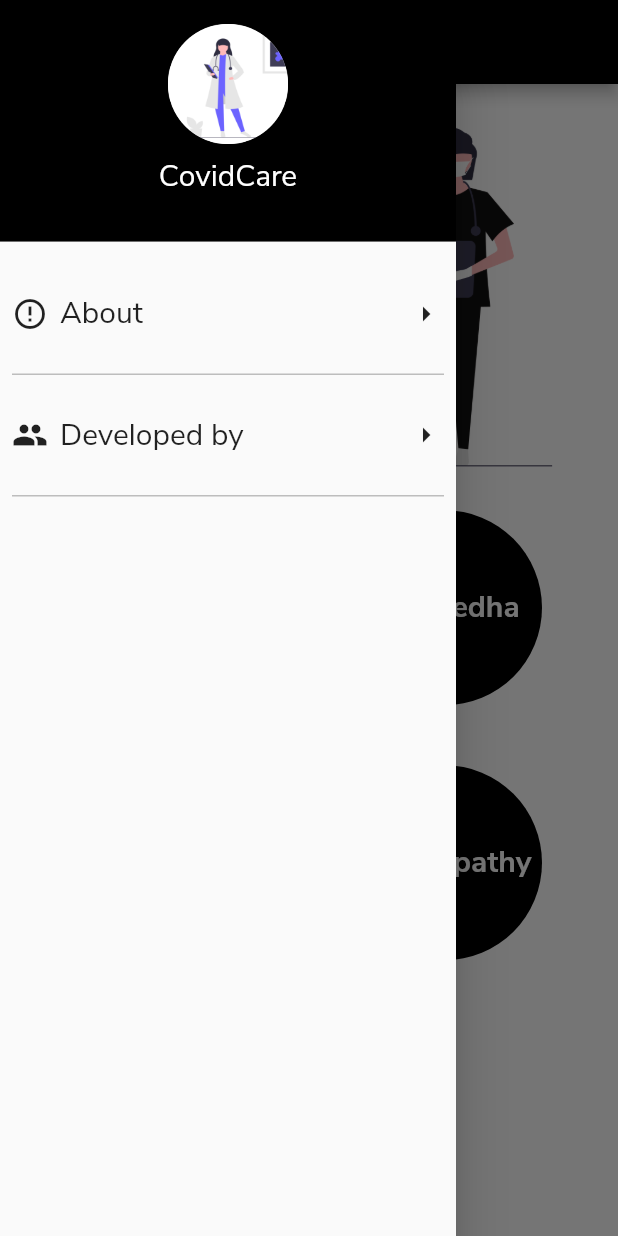
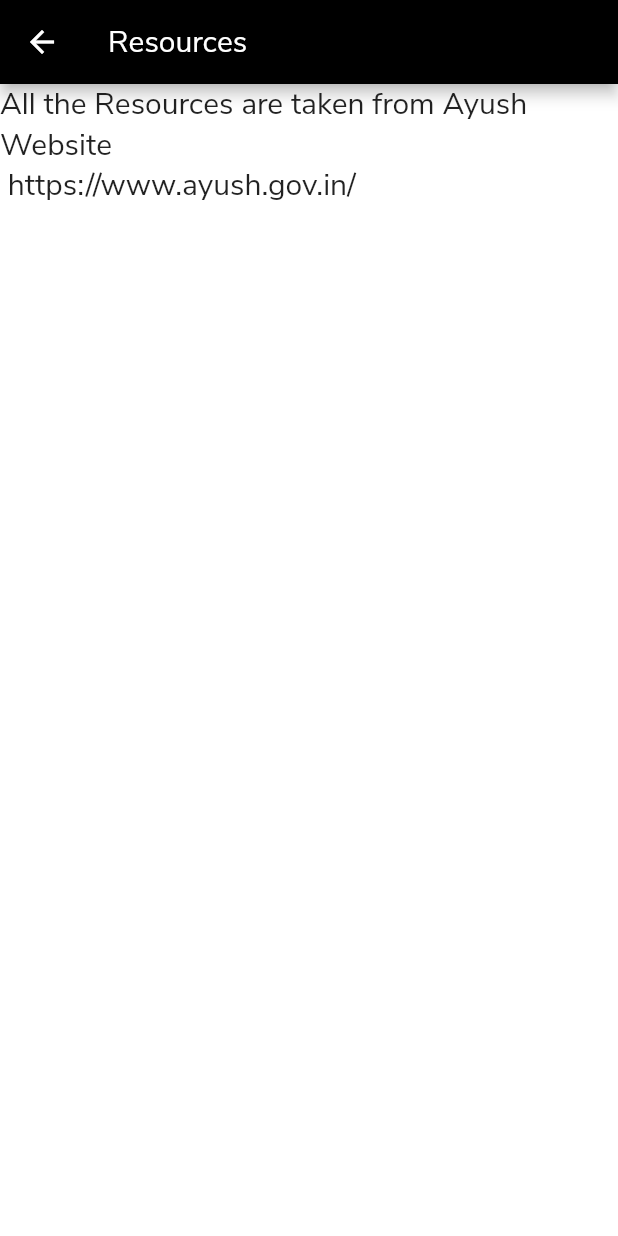
Before and after one commit to iamJana/Covidcare, a Flutter app: the screen it shows after launch, in the side drawer, after a tap on "Siddha", on a phone screen of 412 x 824 dp. Run offline on Flutter 3.47's test engine with Material 2 defaults, Android fonts, the phone set to English and light mode, and no system bars.

Commit message:
done developed by

```diff
--- a/lib/buildcard.dart
+++ b/lib/buildcard.dart
@@ -7,7 +7,7 @@
         borderRadius: BorderRadius.circular(44),
       ),
       child: Container(
-        height: 300,
+        height: 350,
         width: double.maxFinite,
         decoration: BoxDecoration(
           gradient: LinearGradient(
--- a/lib/main.dart
+++ b/lib/main.dart
@@ -1,3 +1,4 @@
+import 'package:covidcare/resourse.dart';
 import 'package:covidcare/unani.dart';
 import 'package:covidcare/naturopathy.dart';
 import 'package:flutter/material.dart';
@@ -93,6 +94,15 @@
                           builder: (context) => Developed(),
                         ),
                       )
+                    }),
+            CustomList(
+                Icons.book_outlined,
+                'Resources',
+                () => {
+                      Navigator.push(
+                        context,
+                        MaterialPageRoute(builder: (context) => Resourse()),
+                      ),
                     }),
           ],
         ),
--- /dev/null
+++ b/lib/resourse.dart
@@ -0,0 +1,24 @@
+import 'package:flutter/material.dart';
+
+class Resourse extends StatelessWidget {
+  @override
+  Widget build(BuildContext context) {
+    return Scaffold(
+      appBar: AppBar(
+        backgroundColor: Colors.black,
+        title: Text(
+          'Resources',
+          style: TextStyle(
+            fontFamily: 'Nunito Sans',
+          ),
+        ),
+      ),
+      body: Container(
+        child: Text(
+          'All the Resources are taken from Ayush Website\n https://www.ayush.gov.in/',
+          style: TextStyle(fontFamily: 'Nunito Sans', fontSize: 20.0),
+        ),
+      ),
+    );
+  }
+}
```
Also changed, not shown: lib/ayruvedha.dart (+11 -7 lines), lib/naturopathy.dart (+6 -3 lines), lib/siddha.dart (+7 -2 lines), lib/unani.dart (+6 -1 lines).
